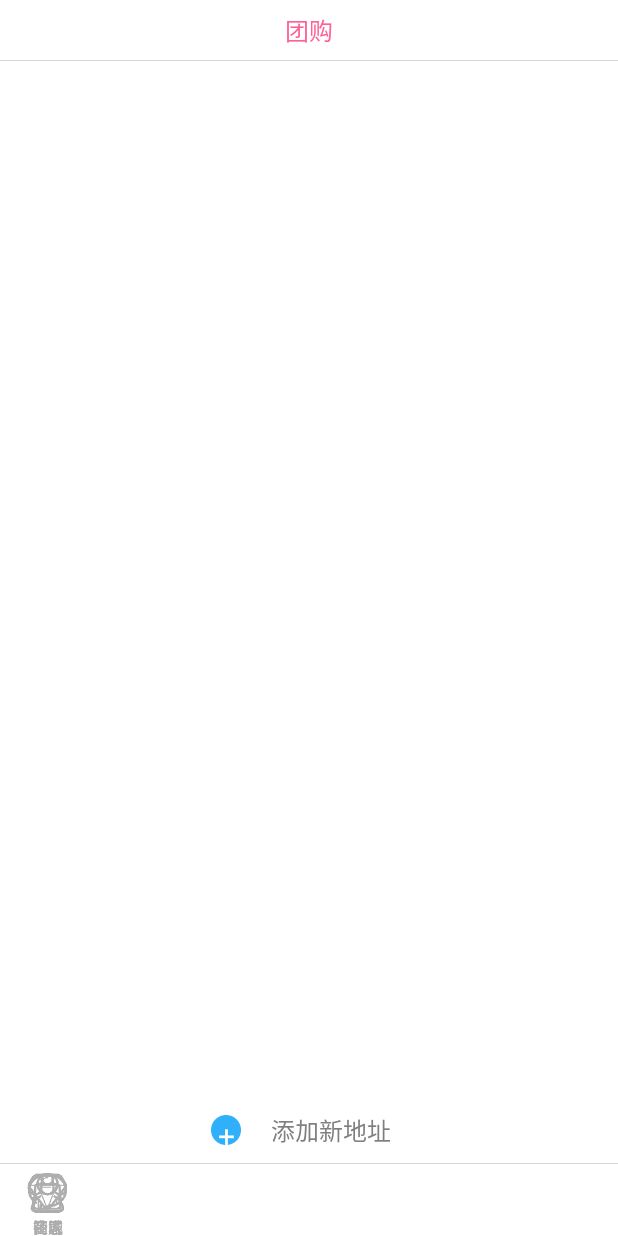
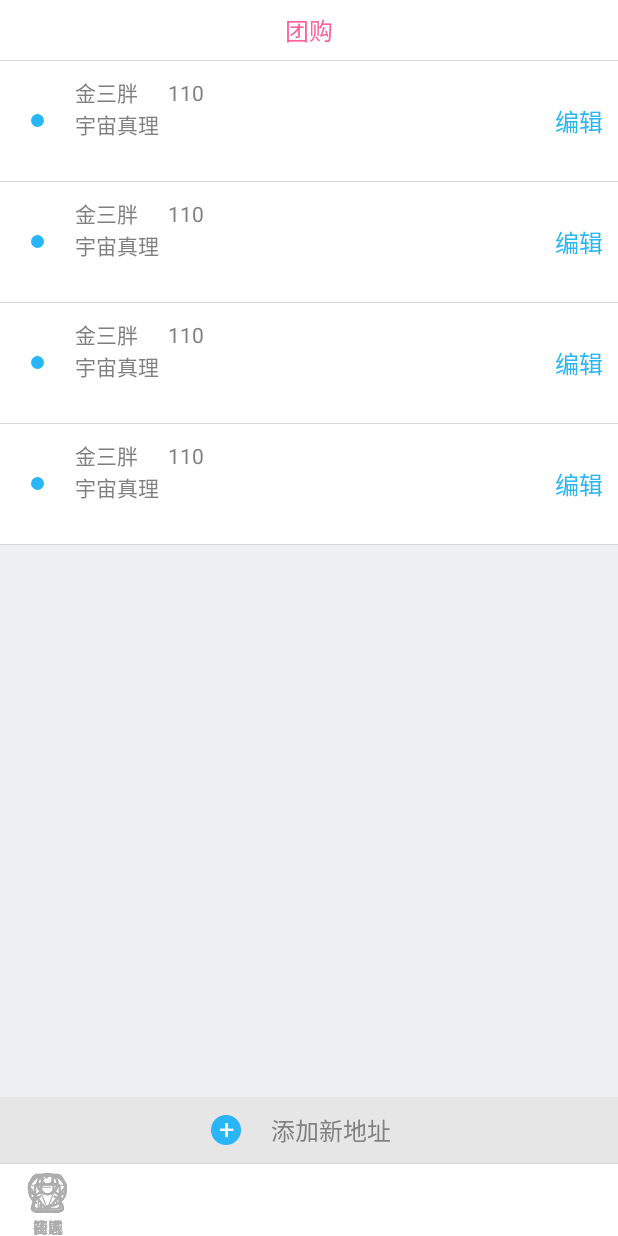
Before and after one commit to fanzhengchen/Temporay, an Android app: the fragment AddressManageFrg placed in its activity, on a phone screen of 412 x 824 dp. Run offline under Robolectric (Android 15) with nearby library versions, the phone set to English and light mode, and no system bars; our stand-ins replace ButterKnife; libraries missing offline, so code that uses them is left out: com.alibaba.fastjson, com.nostra13.universalimageloader, in.srain.cube; plain views replace PtrFrameLayout; pictures from the network do not load; 15 statements that could not run were skipped.

Commit message:
address manage frg ui

```diff
--- a/app/src/main/java/com/hcb/jingle/adapter/EditAddressAdapter.java
+++ b/app/src/main/java/com/hcb/jingle/adapter/EditAddressAdapter.java
@@ -5,11 +5,13 @@ import android.support.v7.widget.RecyclerView;
 import android.view.LayoutInflater;
 import android.view.View;
 import android.view.ViewGroup;
+import android.widget.AbsListView;
 import android.widget.TextView;
 
 import com.hcb.jingle.R;
 import com.hcb.jingle.bean.Consignee;
 import com.hcb.jingle.biz.ActivitySwitcher;
+import com.hcb.jingle.util.FormatUtil;
 
 import java.util.ArrayList;
 
@@ -21,6 +23,7 @@ import butterknife.ButterKnife;
  */
 public class EditAddressAdapter extends AbsFitAdapter {
 
+    private int cellHeight = FormatUtil.pixOfDip(80);
     private ArrayList<Consignee> data;
     private Activity activity;
     private LayoutInflater inflater;
@@ -40,7 +43,8 @@ public class EditAddressAdapter extends AbsFitAdapter {
     public View getView(int position, View view, ViewGroup parent) {
         ViewHolder holder = null;
         if (view == null) {
-            view = inflater.inflate(R.layout.cell_edit_address, null);
+            view = View.inflate(parent.getContext(), R.layout.cell_edit_address, null);
+            view.setLayoutParams(new AbsListView.LayoutParams(ViewGroup.LayoutParams.MATCH_PARENT, cellHeight));
             holder = new ViewHolder();
             ButterKnife.bind(holder, view);
             view.setTag(holder);
--- a/app/src/main/java/com/hcb/jingle/frg/AddressManageFrg.java
+++ b/app/src/main/java/com/hcb/jingle/frg/AddressManageFrg.java
@@ -8,8 +8,13 @@ import android.view.ViewGroup;
 import android.widget.ListView;
 
 import com.hcb.jingle.R;
+import com.hcb.jingle.adapter.EditAddressAdapter;
+import com.hcb.jingle.bean.Consignee;
+
+import java.util.ArrayList;
 
 import butterknife.Bind;
+import butterknife.ButterKnife;
 
 /**
  * Created by Administrator on 2016/1/20.
@@ -18,6 +23,9 @@ public class AddressManageFrg extends TitleFragment {
 
     @Bind(R.id.list_view)
     ListView listView;
+
+    private EditAddressAdapter adapter;
+
     @Override
     public int getTitleId() {
         return R.string.address_manage;
@@ -27,7 +35,23 @@ public class AddressManageFrg extends TitleFragment {
     @Override
     public View onCreateView(LayoutInflater inflater, ViewGroup container, Bundle savedInstanceState) {
         rootView = inflater.inflate(R.layout.frg_address_manager, container, false);
+        ButterKnife.bind(this, rootView);
+        loadData();
         return rootView;
+    }
+
+    private void loadData() {
+        ArrayList<Consignee> consignees = new ArrayList<>();
+        for (int i = 0; i < 4; ++i) {
+            Consignee consignee = new Consignee();
+            consignee.setAddress("宇宙真理");
+            consignee.setName("金三胖");
+            consignee.setPhone("110");
+            consignees.add(consignee);
+        }
+        adapter = new EditAddressAdapter(act, consignees);
+        listView.setAdapter(adapter);
+
     }
 
 
--- a/app/src/main/java/com/hcb/jingle/widget/RCTextView.java
+++ b/app/src/main/java/com/hcb/jingle/widget/RCTextView.java
@@ -9,6 +9,7 @@ import android.graphics.Paint;
 import android.graphics.RectF;
 import android.util.AttributeSet;
 import android.widget.TextView;
+import android.widget.Toast;
 
 import com.hcb.jingle.R;
 
@@ -25,6 +26,9 @@ public class RCTextView extends TextView {
     private int backgroundColor;
     private int cornerWidth;
     private int width, height;
+    private float textSize;
+    private int textColor;
+    private String text;
     private Logger log = LoggerFactory.getLogger(RCTextView.class);
     private Canvas canvas;
 
@@ -55,6 +59,9 @@ public class RCTextView extends TextView {
             strokeColor = array.getColor(R.styleable.RCTextView_strokeColor, 0);
             backgroundColor = array.getColor(R.styleable.RCTextView_backgroundColor, Color.WHITE);
             cornerWidth = array.getDimensionPixelSize(R.styleable.RCTextView_cornerWidth, 0);
+            text = array.getString(R.styleable.RCTextView_centerText);
+            textColor = array.getColor(R.styleable.RCTextView_textColor, 0);
+            textSize = array.getDimensionPixelSize(R.styleable.RCTextView_textSize, 14);
         } finally {
             array.recycle();
         }
@@ -76,13 +83,17 @@ public class RCTextView extends TextView {
     protected void onDraw(Canvas canvas) {
         drawSolid(canvas, backgroundColor);
         drawStroke(canvas, strokeColor);
-        super.onDraw(canvas);
+        if (text == null) {
+            super.onDraw(canvas);
+        } else {
+            drawCenterText(canvas, text);
+        }
         this.canvas = canvas;
     }
 
     private RectF getRectF() {
         int pad = strokeWidth >> 1;
-        int remain = pad & 1;
+        int remain = 0;
         return new RectF(pad, pad, width - pad - remain, height - pad - remain);
     }
 
@@ -103,6 +114,18 @@ public class RCTextView extends TextView {
         canvas.drawRoundRect(getRectF(), cornerWidth, cornerWidth, strokePaint);
     }
 
+    private void drawCenterText(Canvas canvas, String text) {
+        Paint paint = new Paint();
+        paint.setAntiAlias(true);
+        paint.setTextSize(textSize);
+        paint.setColor(textColor);
+        float textWidth = paint.measureText(text);
+        Paint.FontMetrics fontMetrics = paint.getFontMetrics();
+        float baseY = (height >> 1) + (fontMetrics.descent - fontMetrics.ascent) * 0.5f - fontMetrics.bottom;
+        float startX = (width >> 1) - (textWidth * 0.5f);
+        canvas.drawText(text, startX, baseY, paint);
+    }
+
     public void setStrokeColor(int color) {
         this.strokeColor = color;
     }
--- a/app/src/main/res/layout/cell_edit_address.xml
+++ b/app/src/main/res/layout/cell_edit_address.xml
@@ -2,14 +2,15 @@
 <LinearLayout xmlns:android="http://schemas.android.com/apk/res/android"
     xmlns:app="http://schemas.android.com/apk/res-auto"
     android:layout_width="match_parent"
-    android:layout_height="100dp"
+    android:layout_height="80dp"
+    android:background="@color/white"
     android:orientation="horizontal">
 
     <com.hcb.jingle.widget.RCTextView
         android:layout_width="10dp"
         android:layout_height="10dp"
         android:layout_gravity="center_vertical"
-        android:layout_marginLeft="10dp"
+        android:layout_marginLeft="20dp"
         app:backgroundColor="@color/main_blue"
         app:cornerWidth="5dp" />
 
--- a/app/src/main/res/layout/frg_address_manager.xml
+++ b/app/src/main/res/layout/frg_address_manager.xml
@@ -1,13 +1,16 @@
 <?xml version="1.0" encoding="utf-8"?>
 <LinearLayout xmlns:android="http://schemas.android.com/apk/res/android"
+    xmlns:app="http://schemas.android.com/apk/res-auto"
     android:layout_width="match_parent"
     android:layout_height="match_parent"
+    android:background="@color/bg_gray_color"
     android:orientation="vertical">
 
     <in.srain.cube.views.ptr.PtrFrameLayout
         android:layout_width="match_parent"
         android:layout_height="match_parent"
-        android:layout_weight="1">
+        android:layout_weight="1"
+        android:background="@color/bg_gray_color">
 
         <Space
             android:layout_width="match_parent"
@@ -16,7 +19,8 @@
         <ListView
             android:id="@+id/list_view"
             android:layout_width="match_parent"
-            android:layout_height="match_parent">
+            android:layout_height="match_parent"
+            android:background="@color/bg_gray_color">
 
         </ListView>
 
@@ -25,6 +29,7 @@
     <LinearLayout
         android:layout_width="match_parent"
         android:layout_height="wrap_content"
+        android:background="@color/list_divider_color"
         android:orientation="vertical">
 
         <LinearLayout
@@ -33,21 +38,24 @@
             android:layout_gravity="center_horizontal"
             android:orientation="horizontal">
 
-            <TextView
+            <com.hcb.jingle.widget.RCTextView
                 android:layout_width="20dp"
                 android:layout_height="20dp"
                 android:layout_gravity="center_vertical"
                 android:background="@mipmap/blue_dot"
-                android:gravity="center"
-                android:text="+"
-                android:textColor="@color/white"
-                android:textSize="@dimen/txt_size_0" />
+                android:gravity="center_horizontal"
+                app:backgroundColor="@color/main_blue"
+                app:centerText="+"
+                app:cornerWidth="10dp"
+                app:textColor="@color/white"
+                app:textSize="@dimen/txt_size_1" />
 
 
             <TextView
                 android:layout_width="wrap_content"
                 android:layout_height="wrap_content"
                 android:layout_marginLeft="10dp"
+
                 android:gravity="center_vertical"
                 android:padding="10dp"
                 android:text="@string/add_new_address"
--- a/app/src/main/res/values/attrs_rctextview.xml
+++ b/app/src/main/res/values/attrs_rctextview.xml
@@ -5,5 +5,8 @@
         <attr name="strokeWidth" format="dimension" />
         <attr name="backgroundColor" format="color" />
         <attr name="cornerWidth" format="dimension" />
+        <attr name="centerText" format="string" />
+        <attr name="textSize" format="dimension" />
+        <attr name="textColor" format="color" />
     </declare-styleable>
 </resources>
```
